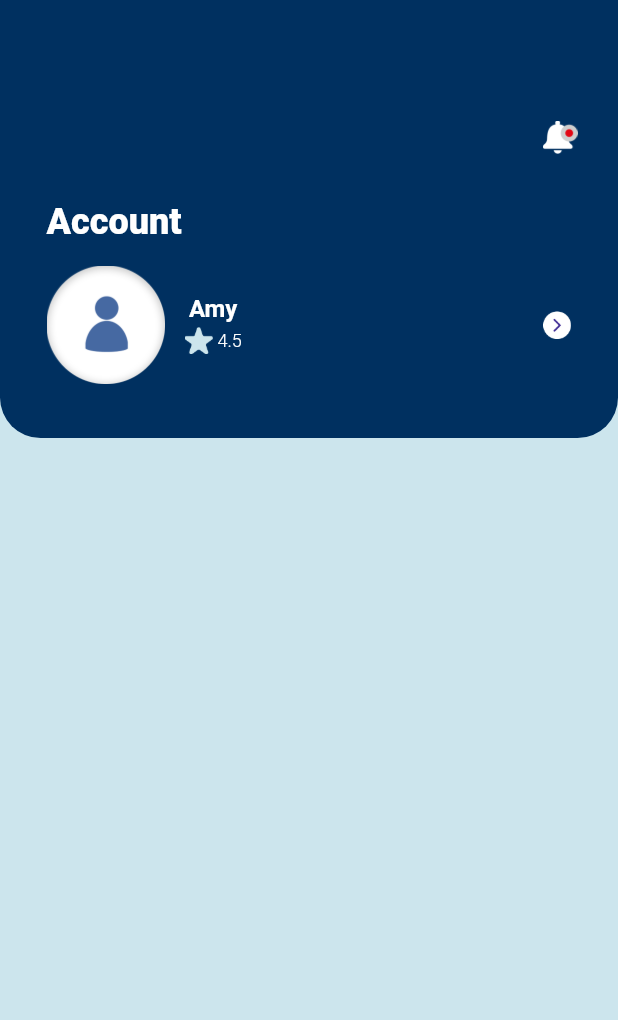
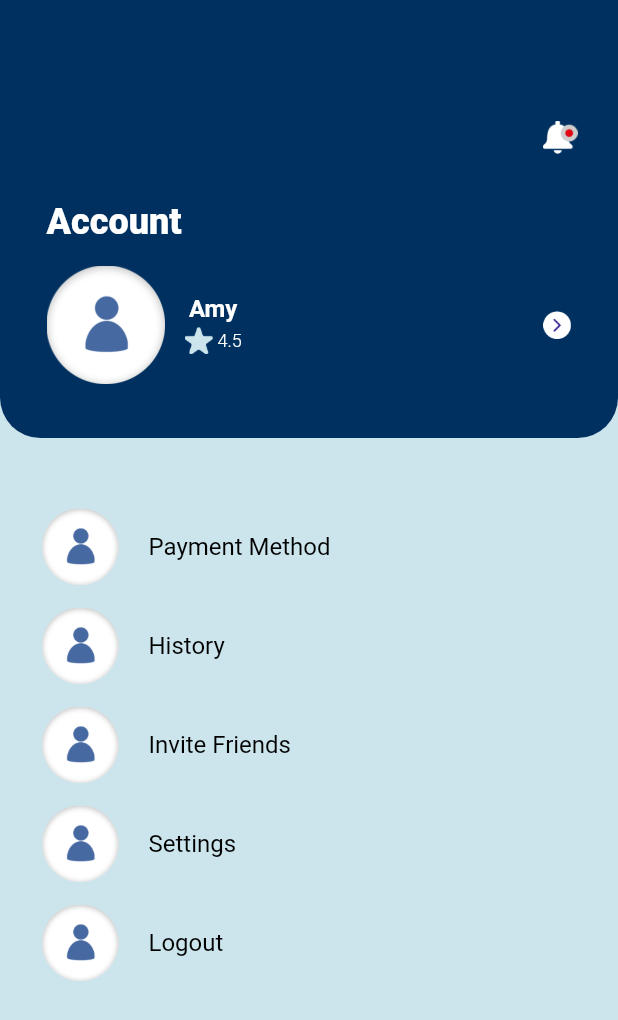
Before and after one commit to rinkuniks/flygrs-flutter, a Flutter app: the AccountScreen screen opened by its route, on a phone screen of 412 x 824 dp. Shown: the top 1020 px of the screen. Run offline on Flutter 3.47's test engine with Material 2 defaults, Android fonts, the phone set to English and light mode, and no system bars; our stand-ins replace flutter_svg; Roboto replaces fonts that are missing (Poppins).

```diff
--- a/lib/Utils/route/routeName.dart
+++ b/lib/Utils/route/routeName.dart
@@ -15,4 +15,6 @@ class RouteName {
   static const String notifications = "notifications";
   static const String profile = "profile";
   static const String takeMeHome = "takeMeHome";
+  static const String editProfile = "editProfile";
+
 }
--- a/lib/Utils/route/routes.dart
+++ b/lib/Utils/route/routes.dart
@@ -1,6 +1,7 @@
 import 'package:flutter/material.dart';
 import 'package:flygrs/Utils/route/routeName.dart';
 import 'package:flygrs/view/account/account.dart';
+import 'package:flygrs/view/account/editProfile.dart';
 import 'package:flygrs/view/home/takeMe_Home.dart';
 import 'package:flygrs/view/bottomNavigation/bottomNavigations.dart';
 import 'package:flygrs/view/preAuth/getStartedScreenView.dart';
@@ -34,6 +35,11 @@ class Routes {
       case RouteName.profile:
         return MaterialPageRoute(
             builder: (BuildContext context) => const AccountScreen());
+
+      case RouteName.editProfile:
+        return MaterialPageRoute(
+            builder: (BuildContext context) => const EditProfileView());
+
       case RouteName.bottomNavigation:
         return MaterialPageRoute(
             builder: (BuildContext context) => const BottomNavigation());
--- a/lib/view/account/account.dart
+++ b/lib/view/account/account.dart
@@ -1,5 +1,6 @@
 import 'package:flutter/material.dart';
 import 'package:flygrs/Utils/res/colors.dart';
+import 'package:flygrs/Utils/route/routeName.dart';
 import 'package:flygrs/res/components/NotificationHeader.dart';
 
 class AccountScreen extends StatefulWidget {
@@ -10,6 +11,8 @@ class AccountScreen extends StatefulWidget {
 }
 
 class _AccountScreenState extends State<AccountScreen> {
+  final List<String> entries = <String>['Payment Method', 'History', 'Invite Friends', 'Settings', 'Logout'];
+
   @override
   Widget build(BuildContext context) {
     return Scaffold(
@@ -95,11 +98,16 @@ class _AccountScreenState extends State<AccountScreen> {
                                   )
                                 ],
                               ),
-                              Image.asset(
-                                'assets/images/next.png',
-                                height: 19,
-                                width: 19,
-                              ),
+                              InkWell(
+                                onTap: () {
+                                 Navigator.pushNamed(context, RouteName.editProfile);
+                                },
+                                child: Image.asset(
+                                  'assets/images/next.png',
+                                  height: 19,
+                                  width: 19,
+                                ),
+                              )
                             ],
                           ),
                         )
@@ -109,6 +117,50 @@ class _AccountScreenState extends State<AccountScreen> {
                 ],
               ),
             )
+          ),
+          Positioned(
+            top: (MediaQuery.of(context).size.height/2 - 120) ,
+              right: 0,
+              left: 0,
+              child: Column(
+                children: [
+                  Container(
+                    height: MediaQuery.of(context).size.height - (MediaQuery.of(context).size.height/2 - 120),
+                    child: ListView.builder(
+                        padding: const EdgeInsets.only(top: 47, left: 28, right: 24),
+                        itemCount: entries.length,
+                        itemBuilder: (BuildContext context, int index) {
+                          return Container(
+                            height: 51,
+                            margin: EdgeInsets.only(bottom: 15),
+                            child: Row(
+                                children: [
+                                  Image.asset(
+                                    'assets/images/profile.png',
+                                    height: 51,
+                                    width: 51,
+                                  ),
+
+                                  Padding(
+                                    padding: const EdgeInsets.only(left: 20),
+                                    child: Text(
+                                      '${entries[index]}',
+                                      style: TextStyle(
+                                          fontFamily: 'Poppins',
+                                          fontSize: 16,
+                                          fontWeight: FontWeight.w400,
+                                          color: AppColors.black),
+                                    ),
+                                  ),
+                                ],
+                              )
+                            // Center(child: Text('Entry ${entries[index]}')),
+                          );
+                        }
+                    ),
+                  )
+                ],
+              )
           )
         ],
       ),
--- a/lib/view/preAuth/getStartedScreenView.dart
+++ b/lib/view/preAuth/getStartedScreenView.dart
@@ -74,7 +74,7 @@ class _GetStartedScreenState extends State<GetStartedScreen> {
                                 ),
                                 onTap: () {
                                   Navigator.pushNamed(
-                                      context, RouteName.signupLogin);
+                                      context, RouteName.bottomNavigation);
                                 },
                               ),
                               const SizedBox(
@@ -174,10 +174,10 @@ class _GetStartedScreenState extends State<GetStartedScreen> {
                                   color: AppColors.white))),
                       onTap: () {
                         if (kDebugMode) {
-                          //  Navigator.pushNamed(context, RouteName.profile);
                           Utils.snackBar("Clicked", context);
                           Navigator.pushNamed(
-                              context, RouteName.bottomNavigation);
+                              context, RouteName.signupLogin);
+
                         }
                       }),
                 ),
--- a/lib/view/preAuth/signupLoginView.dart
+++ b/lib/view/preAuth/signupLoginView.dart
@@ -358,6 +358,11 @@ class _SignupLoginViewState extends State<SignupLoginView> {
       right: 0,
       left: 0,
       child: Center(
+        child: InkWell(
+          onTap: (){
+            Navigator.pushNamed(
+                context, RouteName.bottomNavigation);
+          },
           child: Container(
             height: 48,
             width: 222,
@@ -401,6 +406,7 @@ class _SignupLoginViewState extends State<SignupLoginView> {
                 ))
                 : Center(),
           ),
+        )
       ),
     );
   }
```
Also changed, not shown: lib/res/components/HeaderBack.dart (added, +40 -0 lines), lib/view/account/editProfile.dart (added, +49 -0 lines), assets/images/blueBack.png (added), assets/images/history.png (added), assets/images/invite.png (added), assets/images/logout.png (added), assets/images/payment.png (added), assets/images/setting.png (added), assets/images/whteBack.png (added). Lines whose indentation alone changed are shown as unchanged.
